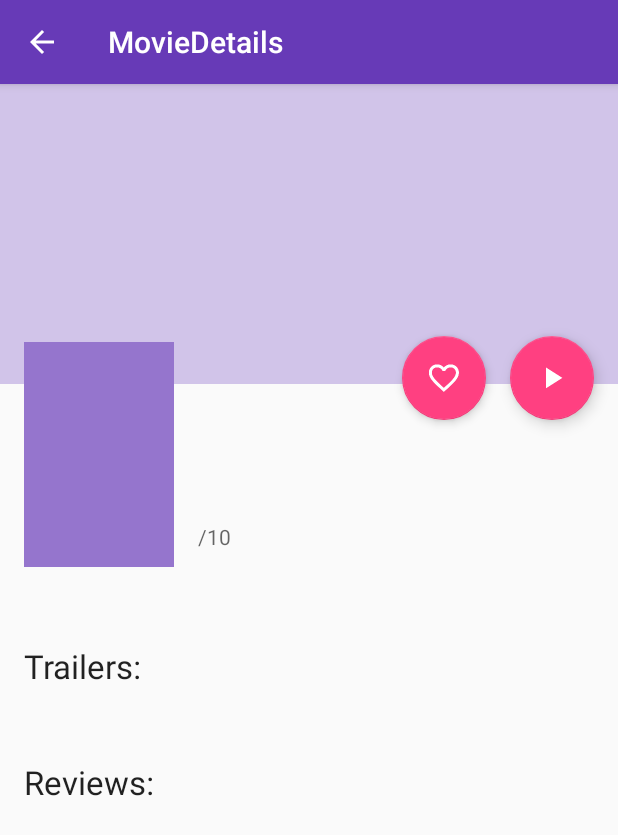
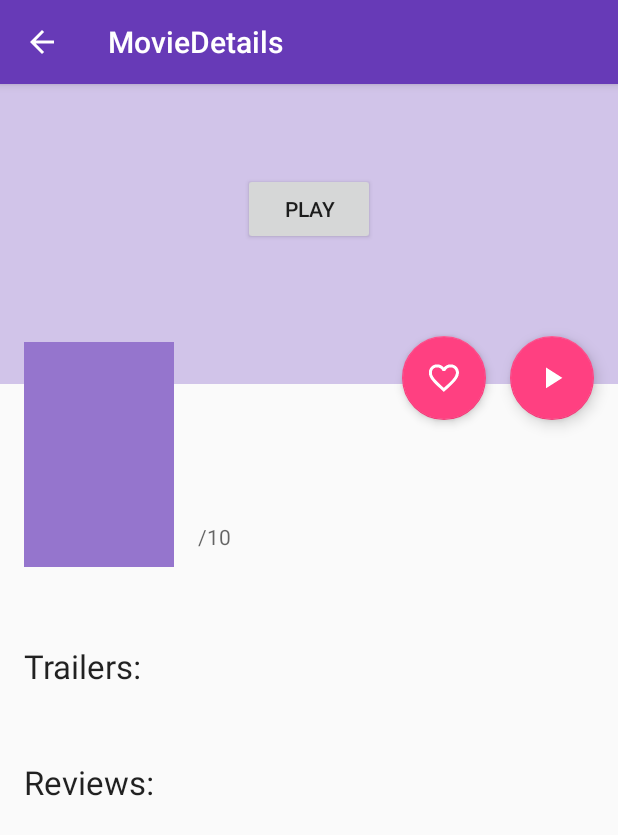
Before and after one commit to cloosli/udacity-popular-movies, an Android app: the MovieDetailsFragment screen opened directly, with no data from a screen before it, on a phone screen of 412 x 824 dp. Shown: the top 835 px of the screen. Run offline under Robolectric (Android 15) with nearby library versions, the phone set to English and light mode, and no system bars; our stand-ins replace ButterKnife, Picasso; pictures from the network do not load.

Commit message:
add play button

```diff
--- a/app/src/main/res/layout/fragment_movie_detail.xml
+++ b/app/src/main/res/layout/fragment_movie_detail.xml
@@ -178,4 +178,13 @@
 
     </LinearLayout>
 
+    <Button
+        android:layout_width="wrap_content"
+        android:layout_height="wrap_content"
+        android:text="play"
+        android:id="@+id/button"
+        android:layout_alignParentTop="true"
+        android:layout_centerHorizontal="true"
+        android:layout_marginTop="59dp" />
+
 </RelativeLayout>
```
